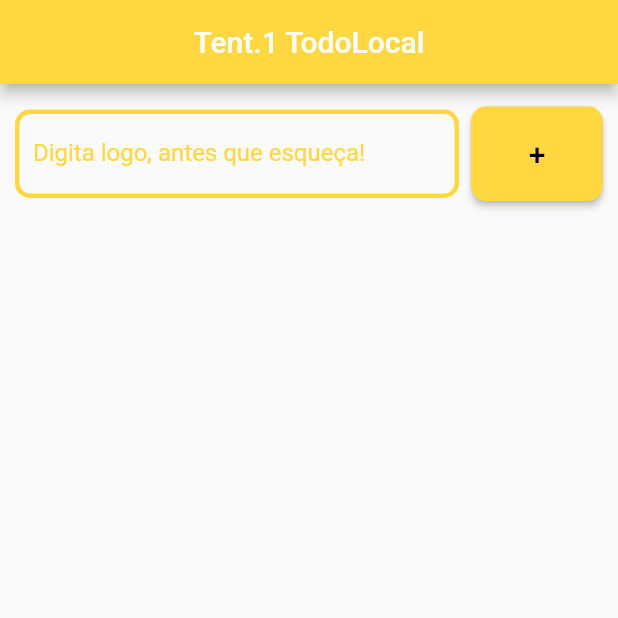
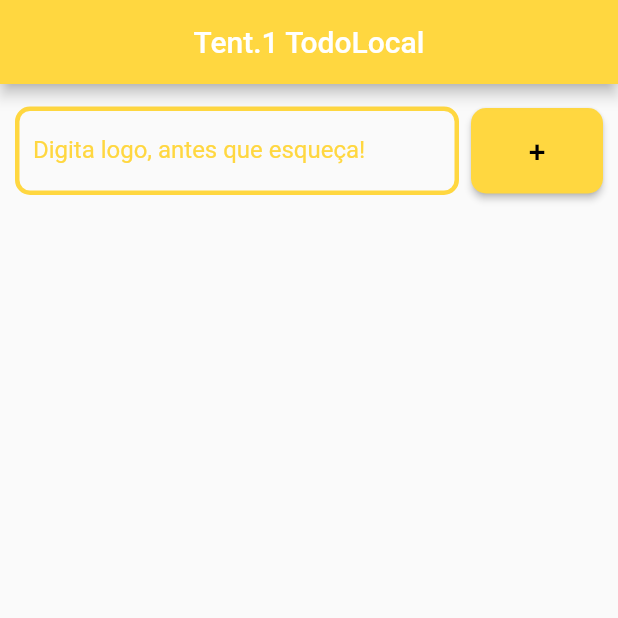
Before and after one commit to albertobezerra/todo_curso_udemy, a Flutter app: the screen it shows after launch, on a phone screen of 412 x 824 dp, the top half of it. Run offline on Flutter 3.47's test engine with Material 2 defaults, Android fonts, the phone set to English and light mode, and no system bars.

Commit message:
Finalização
Aqui eu já tô muito orgulhoso!!
Ajustei o padding para melhorar esteticamente o btn de adicionar.
Foi adicionado a função de remover o a messagem do snackbar atual imediatamente caso você exclua outra tarefa antes da duração anterior terminar!

```diff
--- a/lib/main.dart
+++ b/lib/main.dart
@@ -101,7 +101,7 @@ class _HomeState extends State<Home> {
                 ),
                 SizedBox(width: 8),
                 RaisedButton(
-                  padding: EdgeInsets.all(20),
+                  padding: EdgeInsets.all(17),
                   shape: RoundedRectangleBorder(
                       borderRadius: BorderRadius.circular(10)),
                   onPressed: _addToDo,
@@ -177,6 +177,7 @@ class _HomeState extends State<Home> {
                 }),
             duration: Duration(seconds: 5),
           );
+          ScaffoldMessenger.of(context).removeCurrentSnackBar();
           ScaffoldMessenger.of(context).showSnackBar(snack);
         });
       },
```
